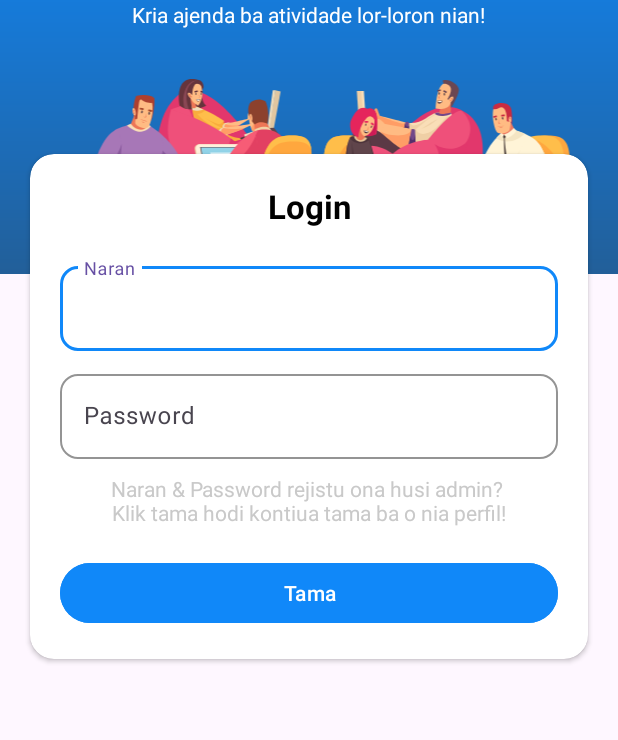
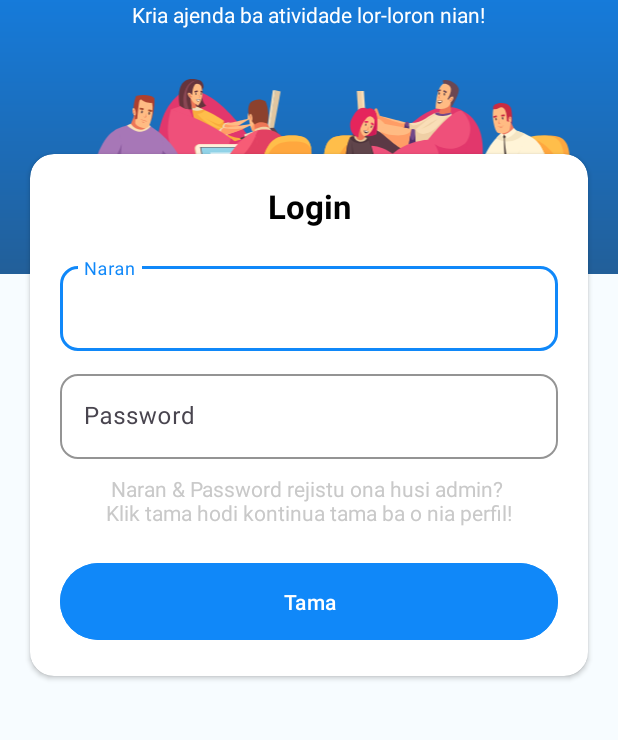
Before and after one commit to Rivaldo21/TicbookApp, an Android app: the HomeFragment screen opened directly, with no data from a screen before it, after a tap on "Tama", on a phone screen of 412 x 824 dp, the part 131-871 px from its top. Run offline under Robolectric (Android 15) with nearby library versions, the phone set to English and light mode, and no system bars.

```diff
--- a/app/src/main/java/com/app/ticbook/DescriptionExeDialogFragment.java
+++ b/app/src/main/java/com/app/ticbook/DescriptionExeDialogFragment.java
@@ -56,6 +56,7 @@ public class DescriptionExeDialogFragment extends DialogFragment {
             String description = editTextDescription.getText().toString();
 
             if (description.isEmpty()) {
+                editTextDescription.setError("Description is required");
 
             } else {
                 if (listener != null) {
--- a/app/src/main/java/com/app/ticbook/HomeFragment.java
+++ b/app/src/main/java/com/app/ticbook/HomeFragment.java
@@ -421,7 +421,7 @@ public class HomeFragment extends Fragment {
                 Log.e(TAG, "Failure fetching bookings: " + t.getMessage());
             }
         });
-        Toast.makeText(requireContext(), "Booking berhasil ditambahkan!", Toast.LENGTH_SHORT).show();
+        Toast.makeText(requireContext(), "Booking aumenta ona ho susesu!", Toast.LENGTH_SHORT).show();
 
         Fragment mFragment = new ListBookingFragment();
         Bundle bundle = new Bundle();
@@ -475,7 +475,7 @@ public class HomeFragment extends Fragment {
                 description = "-";
             }
             jsonBody.put("purpose", id);
-            jsonBody.put("travel_description", description);
+            jsonBody.put("description", description);
 
             jsonBody.put("departement", department);
             jsonBody.put("requester_name", "Duvia");
--- a/app/src/main/java/com/app/ticbook/LoginActivity.java
+++ b/app/src/main/java/com/app/ticbook/LoginActivity.java
@@ -44,9 +44,9 @@ public class LoginActivity extends AppCompatActivity {
 
         btnLogin.setOnClickListener(V->{
             if (edtUsername.getText().toString().isEmpty()){
-                Toast.makeText(this, "Username tidak boleh kosong", Toast.LENGTH_SHORT).show();
+                Toast.makeText(this, "Username labele mamuk", Toast.LENGTH_SHORT).show();
             } else if (edtPassword.getText().toString().isEmpty()) {
-                Toast.makeText(this, "Password tidak boleh kosong", Toast.LENGTH_SHORT).show();
+                Toast.makeText(this, "Password labele mamuk", Toast.LENGTH_SHORT).show();
             } else {
                 login();
             }
@@ -84,7 +84,7 @@ public class LoginActivity extends AppCompatActivity {
                                 session.saveUserData(response.body());
                                 session.setLogin(true);
 
-                                Toast.makeText(LoginActivity.this, "Login berhasil", Toast.LENGTH_SHORT).show();
+                                Toast.makeText(LoginActivity.this, "Login Susesu", Toast.LENGTH_SHORT).show();
 
                                 Intent i = new Intent(LoginActivity.this, MainActivity.class);
                                 i.addFlags(Intent.FLAG_ACTIVITY_NEW_TASK | Intent.FLAG_ACTIVITY_CLEAR_TASK);
--- a/app/src/main/res/layout/activity_login.xml
+++ b/app/src/main/res/layout/activity_login.xml
@@ -5,6 +5,7 @@
     xmlns:tools="http://schemas.android.com/tools"
     android:layout_width="match_parent"
     android:layout_height="match_parent"
+    android:background="@color/blueF7"
     android:fitsSystemWindows="true">
 
     <!-- Header Background -->
@@ -96,6 +97,8 @@
                 android:layout_height="wrap_content"
                 android:layout_marginTop="20dp"
                 android:hint="Naran"
+                app:hintTextColor="@color/blue"
+                app:cursorColor="@color/blue"
                 app:boxBackgroundMode="outline"
                 app:boxStrokeColor="@color/blue"
                 app:boxStrokeWidth="1dp"
@@ -122,7 +125,9 @@
                 android:layout_marginTop="10dp"
                 app:boxBackgroundMode="outline"
                 app:boxStrokeColor="@color/blue"
+                app:hintTextColor="@color/blue"
                 app:boxStrokeWidth="1dp"
+                app:cursorColor="@color/blue"
                 app:boxCornerRadiusTopStart="12dp"
                 app:boxCornerRadiusTopEnd="12dp"
                 app:boxCornerRadiusBottomStart="12dp"
@@ -145,7 +150,7 @@
                 android:layout_width="match_parent"
                 android:layout_height="wrap_content"
                 android:layout_marginTop="10dp"
-                android:text="Naran &amp; Password rejistu ona husi admin? \nKlik tama hodi kontiua tama ba o nia perfil!"
+                android:text="Naran &amp; Password rejistu ona husi admin? \nKlik tama hodi kontinua tama ba o nia perfil!"
                 android:textColor="@color/gray"
                 android:textSize="14sp"
                 android:gravity="center" />
@@ -155,6 +160,7 @@
                 android:id="@+id/btnLogin"
                 android:layout_width="match_parent"
                 android:layout_height="wrap_content"
+                android:paddingVertical="16dp"
                 android:layout_marginTop="20dp"
                 android:text="Tama"
                 android:backgroundTint="@color/blue"
@@ -162,6 +168,7 @@
                 android:textAllCaps="false"
                 app:background="@drawable/rounded_button" />
         </LinearLayout>
+
     </androidx.cardview.widget.CardView>
 
 </androidx.constraintlayout.widget.ConstraintLayout>
```
Also changed, not shown: app/src/main/java/com/app/ticbook/BookingRequest.java (+7 -7 lines).
